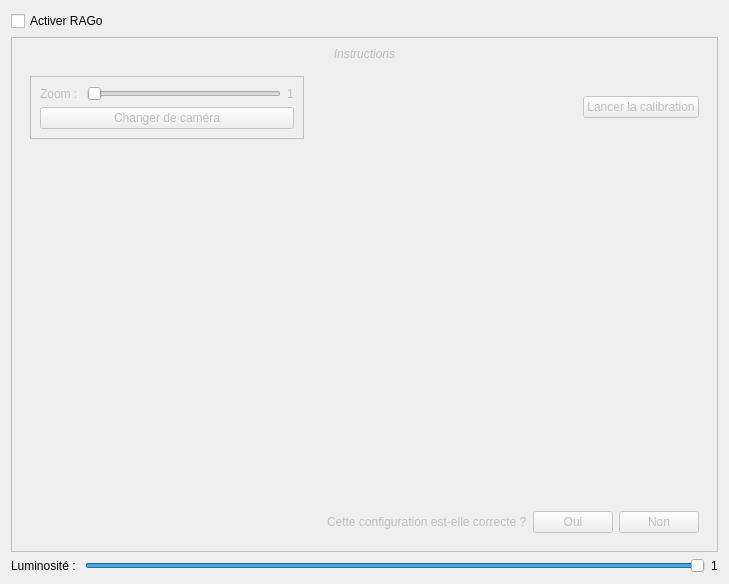
First picture: the form in src/ragowidget.ui, repository EPeillard/qgo, before the edit.
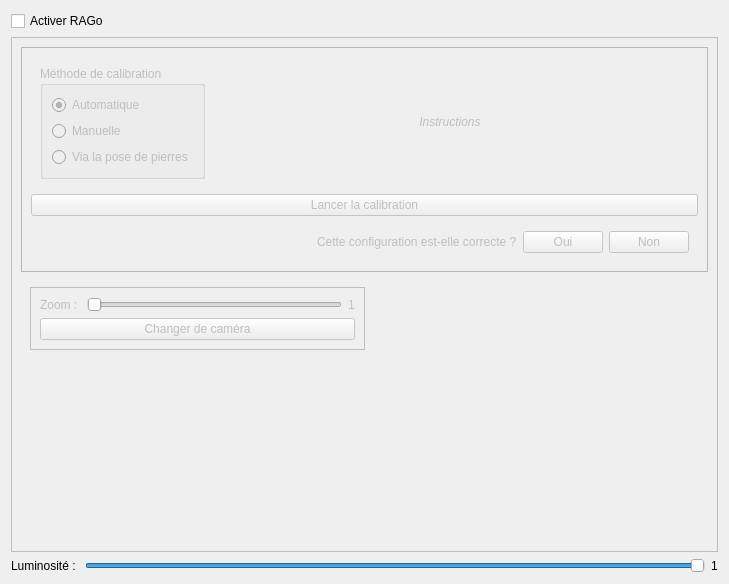
Second picture: the form after the edit.

```diff
--- a/src/ragowidget.ui
+++ b/src/ragowidget.ui
@@ -58,10 +58,137 @@
      </property>
      <layout class="QVBoxLayout" name="verticalLayout_8">
       <item>
-       <widget class="QLabel" name="label">
-        <property name="text">
-         <string>&lt;html&gt;&lt;head/&gt;&lt;body&gt;&lt;p align=&quot;center&quot;&gt;&lt;span style=&quot; font-style:italic;&quot;&gt;Instructions&lt;/span&gt;&lt;/p&gt;&lt;/body&gt;&lt;/html&gt;</string>
+       <widget class="QFrame" name="frame">
+        <property name="frameShape">
+         <enum>QFrame::StyledPanel</enum>
         </property>
+        <property name="frameShadow">
+         <enum>QFrame::Raised</enum>
+        </property>
+        <layout class="QVBoxLayout" name="verticalLayout_2">
+         <item>
+          <widget class="QWidget" name="widget" native="true">
+           <layout class="QHBoxLayout" name="horizontalLayout_6">
+            <item>
+             <widget class="QGroupBox" name="groupBox_2">
+              <property name="title">
+               <string>Méthode de calibration</string>
+              </property>
+              <layout class="QVBoxLayout" name="verticalLayout_4">
+               <item>
+                <widget class="QRadioButton" name="radioButton_calibAuto">
+                 <property name="text">
+                  <string>Automatique</string>
+                 </property>
+                 <property name="checked">
+                  <bool>true</bool>
+                 </property>
+                </widget>
+               </item>
+               <item>
+                <widget class="QRadioButton" name="radioButton_calibManu">
+                 <property name="text">
+                  <string>Manuelle</string>
+                 </property>
+                </widget>
+               </item>
+               <item>
+                <widget class="QRadioButton" name="radioButton_calibPierre">
+                 <property name="enabled">
+                  <bool>false</bool>
+                 </property>
+                 <property name="text">
+                  <string>Via la pose de pierres</string>
+                 </property>
+                </widget>
+               </item>
+              </layout>
+             </widget>
+            </item>
+            <item>
+             <spacer name="horizontalSpacer_7">
+              <property name="orientation">
+               <enum>Qt::Horizontal</enum>
+              </property>
+              <property name="sizeHint" stdset="0">
+               <size>
+                <width>40</width>
+                <height>20</height>
+               </size>
+              </property>
+             </spacer>
+            </item>
+            <item>
+             <widget class="QLabel" name="label">
+              <property name="text">
+               <string>&lt;html&gt;&lt;head/&gt;&lt;body&gt;&lt;p align=&quot;center&quot;&gt;&lt;span style=&quot; font-style:italic;&quot;&gt;Instructions&lt;/span&gt;&lt;/p&gt;&lt;/body&gt;&lt;/html&gt;</string>
+              </property>
+             </widget>
+            </item>
+            <item>
+             <spacer name="horizontalSpacer_3">
+              <property name="orientation">
+               <enum>Qt::Horizontal</enum>
+              </property>
+              <property name="sizeHint" stdset="0">
+               <size>
+                <width>40</width>
+                <height>20</height>
+               </size>
+              </property>
+             </spacer>
+            </item>
+           </layout>
+          </widget>
+         </item>
+         <item>
+          <widget class="QPushButton" name="buttonCalib">
+           <property name="text">
+            <string>Lancer la calibration</string>
+           </property>
+          </widget>
+         </item>
+         <item>
+          <widget class="QWidget" name="checkConfig" native="true">
+           <layout class="QHBoxLayout" name="horizontalLayout_4">
+            <item>
+             <spacer name="horizontalSpacer_4">
+              <property name="orientation">
+               <enum>Qt::Horizontal</enum>
+              </property>
+              <property name="sizeHint" stdset="0">
+               <size>
+                <width>40</width>
+                <height>20</height>
+               </size>
+              </property>
+             </spacer>
+            </item>
+            <item>
+             <widget class="QLabel" name="label_3">
+              <property name="text">
+               <string>Cette configuration est-elle correcte ?</string>
+              </property>
+             </widget>
+            </item>
+            <item>
+             <widget class="QPushButton" name="buttonCalibY">
+              <property name="text">
+               <string>Oui</string>
+              </property>
+             </widget>
+            </item>
+            <item>
+             <widget class="QPushButton" name="buttonCalibN">
+              <property name="text">
+               <string>Non</string>
+              </property>
+             </widget>
+            </item>
+           </layout>
+          </widget>
+         </item>
+        </layout>
        </widget>
       </item>
       <item>
@@ -127,13 +254,6 @@
            </property>
           </spacer>
          </item>
-         <item>
-          <widget class="QPushButton" name="buttonCalib">
-           <property name="text">
-            <string>Lancer la calibration</string>
-           </property>
-          </widget>
-         </item>
         </layout>
        </widget>
       </item>
@@ -200,46 +320,6 @@
         </item>
        </layout>
       </item>
-      <item>
-       <widget class="QWidget" name="checkConfig" native="true">
-        <layout class="QHBoxLayout" name="horizontalLayout_4">
-         <item>
-          <spacer name="horizontalSpacer_4">
-           <property name="orientation">
-            <enum>Qt::Horizontal</enum>
-           </property>
-           <property name="sizeHint" stdset="0">
-            <size>
-             <width>40</width>
-             <height>20</height>
-            </size>
-           </property>
-          </spacer>
-         </item>
-         <item>
-          <widget class="QLabel" name="label_3">
-           <property name="text">
-            <string>Cette configuration est-elle correcte ?</string>
-           </property>
-          </widget>
-         </item>
-         <item>
-          <widget class="QPushButton" name="buttonCalibY">
-           <property name="text">
-            <string>Oui</string>
-           </property>
-          </widget>
-         </item>
-         <item>
-          <widget class="QPushButton" name="buttonCalibN">
-           <property name="text">
-            <string>Non</string>
-           </property>
-          </widget>
-         </item>
-        </layout>
-       </widget>
-      </item>
      </layout>
     </widget>
    </item>
```
